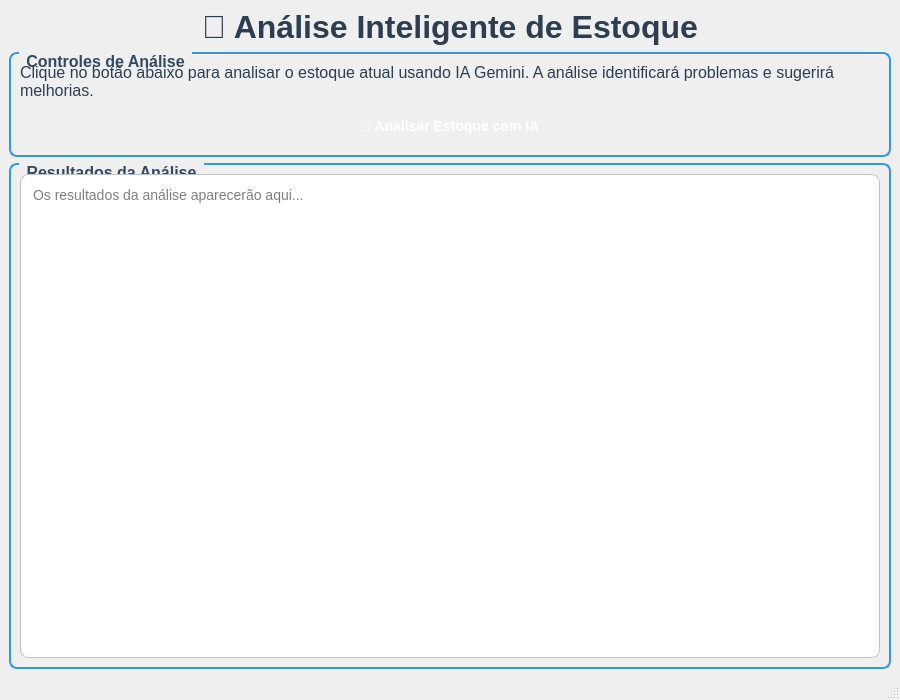
Above: IA.ui from tiagonunes1337/SistemaDeVendas before the change. Below: the same form after it.
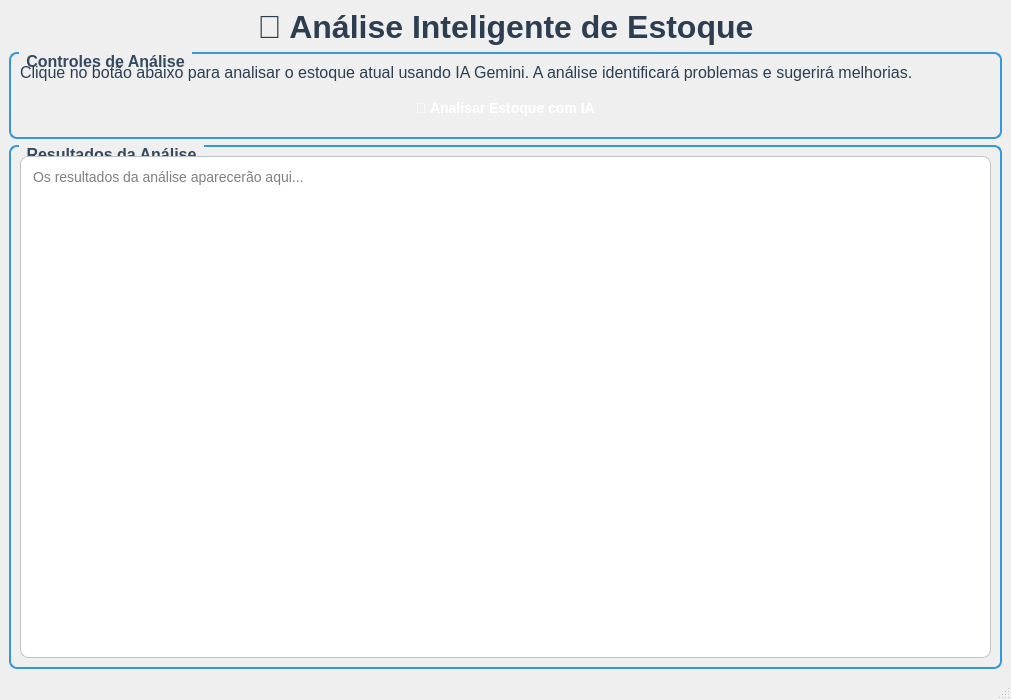
That is the form after the change.

Commit message: Atualizar código - modificações em UI e scripts Python

```diff
--- a/IA.ui
+++ b/IA.ui
@@ -6,7 +6,7 @@
    <rect>
     <x>0</x>
     <y>0</y>
-    <width>900</width>
+    <width>1011</width>
     <height>700</height>
    </rect>
   </property>
```
Left out of the diff: 2 changed lines with no effect on the pictures. The commit also changes 4 other files.
